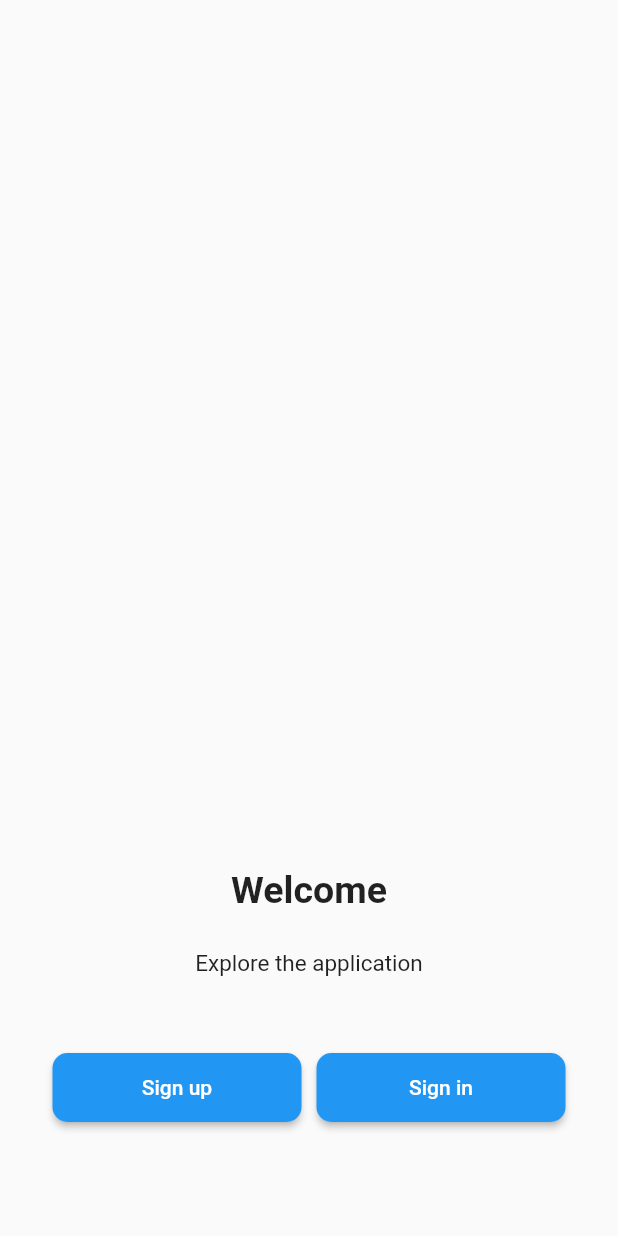
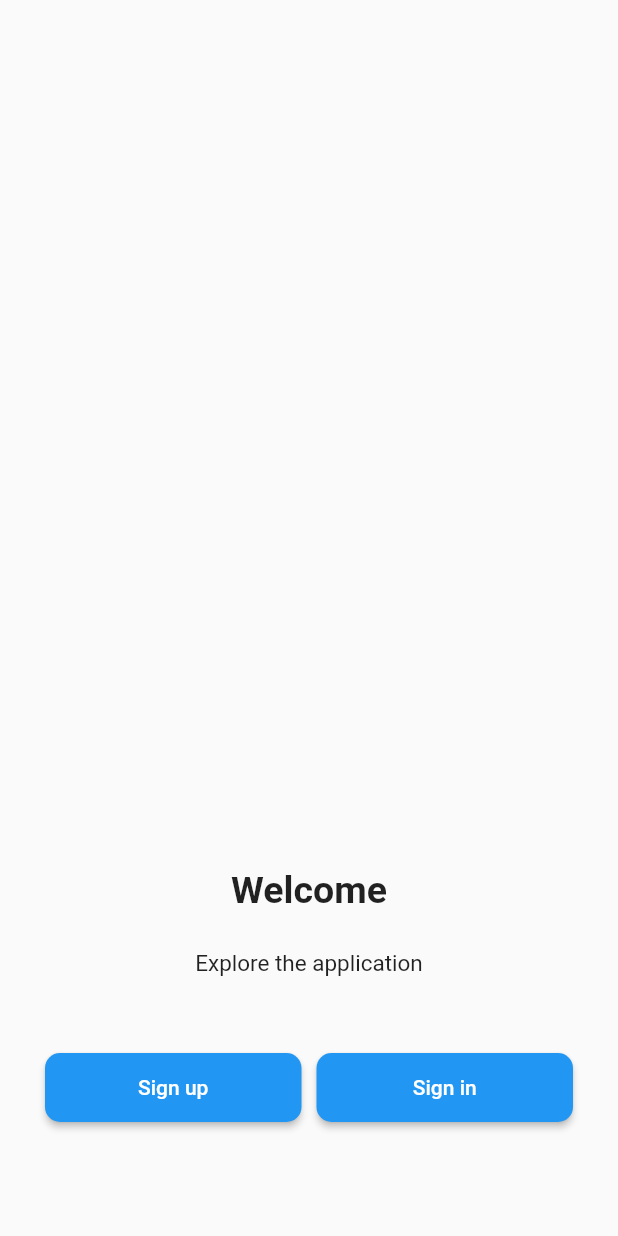
Before and after one commit to paubb/flutter_application_2, a Flutter app: the WelcomePage screen opened directly, on a phone screen of 412 x 824 dp. Run offline on Flutter 3.47's test engine with Material 2 defaults, Android fonts, the phone set to English and light mode, and no system bars; our stand-ins replace firebase_auth, firebase_core; accounts and stored records are empty.

Commit message:
Some refactors

```diff
--- a/lib/views/recover_pass.dart
+++ b/lib/views/recover_pass.dart
@@ -59,7 +59,7 @@ class _RecoverPassPageState extends State<RecoverPassPage> {
                                 SizedBox(height: 25),
                                 TextFormField(
                                   keyboardType: TextInputType.emailAddress,
-                                  textInputAction: TextInputAction.next,
+                                  textInputAction: TextInputAction.done,
                                   controller: _email,
                                   decoration: InputDecoration(
                                     hintText: "Enter your email",
--- a/lib/views/welcome.dart
+++ b/lib/views/welcome.dart
@@ -27,8 +27,8 @@ class WelcomePage extends StatelessWidget {
                       style: TextStyle(fontSize: 15),
                     ),
                     const SizedBox(height: 50),
-                    Container(
-                      margin: EdgeInsets.only(left: 35, right: 35),
+                    Padding(
+                      padding: const EdgeInsets.only(left: 30, right: 30),
                       child: Row(
                         mainAxisAlignment: MainAxisAlignment.center,
                         children: [
@@ -57,7 +57,7 @@ class SignUpViewButton extends StatelessWidget {
       onPressed: () async {
         Navigator.pushNamed(context, signupRoute);
       },
-      child: Text('Sign up'),
+      child: const Text('Sign up'),
       style: ElevatedButton.styleFrom(
         shape: RoundedRectangleBorder(
           borderRadius: BorderRadius.circular(10), // <-- Radius
@@ -75,7 +75,7 @@ class SignInViewButton extends StatelessWidget {
       onPressed: () async {
         Navigator.pushNamed(context, signinRoute);
       },
-      child: Text('Sign in'),
+      child: const Text('Sign in'),
       style: ElevatedButton.styleFrom(
         shape: RoundedRectangleBorder(
           borderRadius: BorderRadius.circular(10), // <-- Radius
```
Also changed, not shown: lib/views/launch.dart (+6 -1 lines).
